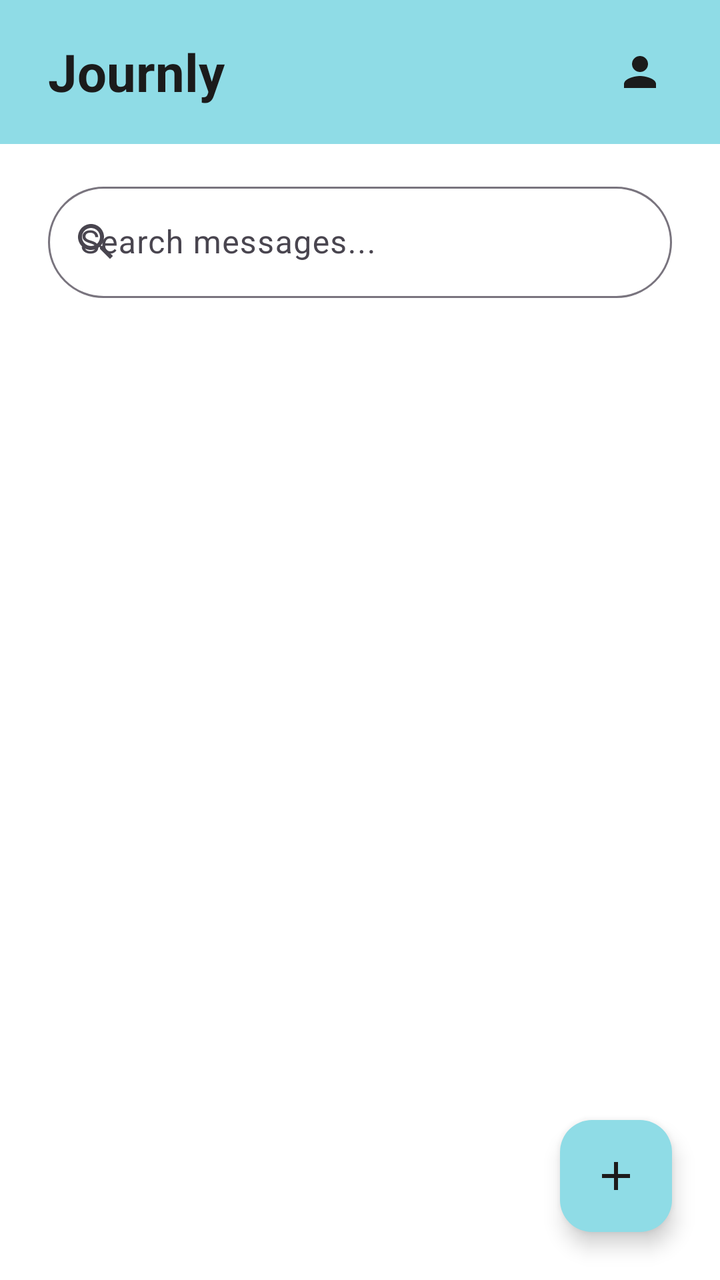
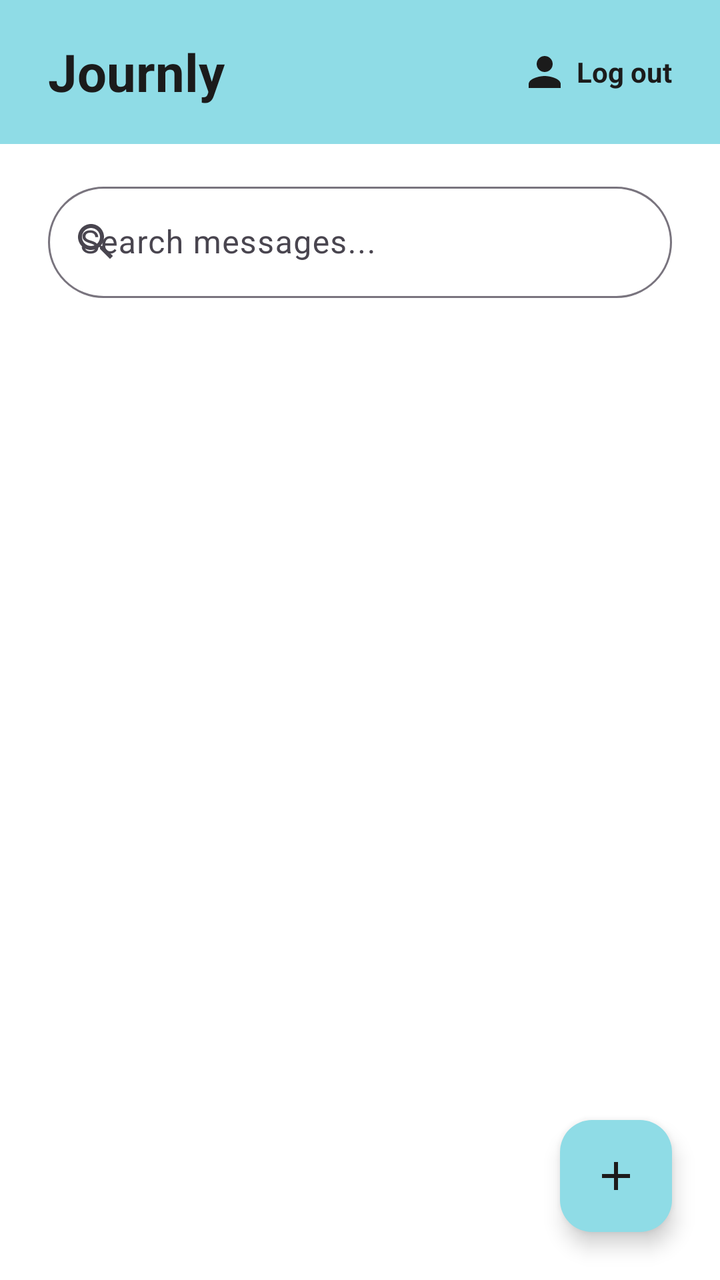

Before-and-after screenshots of an Android layout around one commit, followed by the original layout XML and the change that was made.
<!-- AndroidManifest.xml: application theme Theme.Journly -->
<!-- res/layout/activity_main.xml -->
<?xml version="1.0" encoding="utf-8"?>
<FrameLayout xmlns:android="http://schemas.android.com/apk/res/android"
    xmlns:app="http://schemas.android.com/apk/res-auto"
    android:id="@+id/root"
    android:layout_width="match_parent"
    android:layout_height="match_parent"
    android:background="#FFFFFF">

    <LinearLayout
        android:layout_width="match_parent"
        android:layout_height="match_parent"
        android:orientation="vertical">

        
        <LinearLayout
            android:id="@+id/header"
            android:layout_width="match_parent"
            android:layout_height="wrap_content"
            android:background="@color/journly_blue"
            android:gravity="center_vertical"
            android:orientation="horizontal"
            android:paddingHorizontal="16dp"
            android:paddingVertical="12dp">

            <ImageButton
                android:id="@+id/buttonCloseSelection"
                android:layout_width="48dp"
                android:layout_height="48dp"
                android:background="?attr/selectableItemBackgroundBorderless"
                android:contentDescription="Cancel selection"
                android:src="@drawable/ic_close"
                android:visibility="gone"
                app:tint="@color/journly_text" />

            <TextView
                android:id="@+id/textTitle"
                android:layout_width="0dp"
                android:layout_height="wrap_content"
                android:layout_marginStart="8dp"
                android:layout_weight="1"
                android:text="Journly"
                android:textColor="@color/journly_text"
                android:textSize="26sp"
                android:textStyle="bold" />

            <ImageButton
                android:id="@+id/buttonUploadSelected"
                android:layout_width="48dp"
                android:layout_height="48dp"
                android:background="?attr/selectableItemBackgroundBorderless"
                android:contentDescription="Upload selected messages"
                android:src="@drawable/ic_upload"
                android:visibility="gone"
                app:tint="@color/journly_text" />

            <ImageButton
                android:id="@+id/buttonDeleteSelected"
                android:layout_width="48dp"
                android:layout_height="48dp"
                android:background="?attr/selectableItemBackgroundBorderless"
                android:contentDescription="Delete selected messages"
                android:src="@drawable/ic_delete"
                android:visibility="gone"
                app:tint="@color/journly_text" />

            <ImageButton
                android:id="@+id/buttonProfile"
                android:layout_width="48dp"
                android:layout_height="48dp"
                android:background="?attr/selectableItemBackgroundBorderless"
                android:contentDescription="Log out"
                android:src="@drawable/ic_person"
                app:tint="@color/journly_text" />
        </LinearLayout>

        
        <com.google.android.material.textfield.TextInputLayout
            android:id="@+id/layoutSearch"
            android:layout_width="match_parent"
            android:layout_height="wrap_content"
            android:layout_marginHorizontal="24dp"
            android:layout_marginTop="16dp"
            android:hint="Search messages..."
            app:boxBackgroundMode="outline"
            app:boxCornerRadiusBottomEnd="28dp"
            app:boxCornerRadiusBottomStart="28dp"
            app:boxCornerRadiusTopEnd="28dp"
            app:boxCornerRadiusTopStart="28dp"
            app:startIconDrawable="@drawable/ic_search">

            <com.google.android.material.textfield.TextInputEditText
                android:id="@+id/editSearch"
                android:layout_width="match_parent"
                android:layout_height="wrap_content"
                android:imeOptions="actionSearch"
                android:inputType="text"
                android:maxLines="1" />
        </com.google.android.material.textfield.TextInputLayout>

        
        <androidx.recyclerview.widget.RecyclerView
            android:id="@+id/recyclerMessages"
            android:layout_width="match_parent"
            android:layout_height="0dp"
            android:layout_weight="1"
            android:clipToPadding="false"
            android:paddingHorizontal="16dp"
            android:paddingTop="8dp"
            android:paddingBottom="96dp" />
    </LinearLayout>

    
    <TextView
        android:id="@+id/textEmpty"
        android:layout_width="wrap_content"
        android:layout_height="wrap_content"
        android:layout_gravity="center"
        android:text="No messages yet. Tap + to write one."
        android:textColor="#5F5F5F"
        android:textSize="16sp"
        android:visibility="gone" />

    <com.google.android.material.floatingactionbutton.FloatingActionButton
        android:id="@+id/fabAdd"
        android:layout_width="wrap_content"
        android:layout_height="wrap_content"
        android:layout_gravity="bottom|end"
        android:layout_margin="24dp"
        android:backgroundTint="@color/journly_blue"
        android:contentDescription="New message"
        android:src="@drawable/ic_add"
        app:tint="@color/journly_text" />
</FrameLayout>
<!-- resources referenced by this layout -->
<resources>
  <color name="journly_blue">#8FDCE6</color>
  <color name="journly_text">#1B1B1B</color>
  <!-- drawable ic_add (drawable) -->
  <vector xmlns:android="http://schemas.android.com/apk/res/android" android:height="24dp" android:tint="#000000" android:viewportHeight="24" android:viewportWidth="24" android:width="24dp">
        
      <path android:fillColor="@android:color/white" android:pathData="M19,13h-6v6h-2v-6H5v-2h6V5h2v6h6v2z"/>
      
  </vector>
  <!-- drawable ic_close (drawable) -->
  <vector xmlns:android="http://schemas.android.com/apk/res/android" android:height="24dp" android:tint="#000000" android:viewportHeight="24" android:viewportWidth="24" android:width="24dp">
        
      <path android:fillColor="@android:color/white" android:pathData="M19,6.41L17.59,5 12,10.59 6.41,5 5,6.41 10.59,12 5,17.59 6.41,19 12,13.41 17.59,19 19,17.59 13.41,12z"/>
      
  </vector>
  <!-- drawable ic_delete (drawable) -->
  <vector xmlns:android="http://schemas.android.com/apk/res/android" android:height="24dp" android:tint="#000000" android:viewportHeight="24" android:viewportWidth="24" android:width="24dp">
        
      <path android:fillColor="@android:color/white" android:pathData="M6,19c0,1.1 0.9,2 2,2h8c1.1,0 2,-0.9 2,-2V7H6v12zM19,4h-3.5l-1,-1h-5l-1,1H5v2h14V4z"/>
      
  </vector>
  <!-- drawable ic_person (drawable) -->
  <vector xmlns:android="http://schemas.android.com/apk/res/android" android:height="24dp" android:tint="#000000" android:viewportHeight="24" android:viewportWidth="24" android:width="24dp">
        
      <path android:fillColor="@android:color/white" android:pathData="M12,12c2.21,0 4,-1.79 4,-4s-1.79,-4 -4,-4 -4,1.79 -4,4 1.79,4 4,4zM12,14c-2.67,0 -8,1.34 -8,4v2h16v-2c0,-2.66 -5.33,-4 -8,-4z"/>
      
  </vector>
  <!-- drawable ic_search (drawable) -->
  <vector xmlns:android="http://schemas.android.com/apk/res/android" android:height="24dp" android:tint="#000000" android:viewportHeight="24" android:viewportWidth="24" android:width="24dp">
        
      <path android:fillColor="@android:color/white" android:pathData="M15.5,14h-0.79l-0.28,-0.27C15.41,12.59 16,11.11 16,9.5 16,5.91 13.09,3 9.5,3S3,5.91 3,9.5 5.91,16 9.5,16c1.61,0 3.09,-0.59 4.23,-1.57l0.27,0.28v0.79l5,4.99L20.49,19l-4.99,-5zM9.5,14C7.01,14 5,11.99 5,9.5S7.01,5 9.5,5 14,7.01 14,9.5 11.99,14 9.5,14z"/>
      
  </vector>
  <!-- drawable ic_upload (drawable) -->
  <vector xmlns:android="http://schemas.android.com/apk/res/android" android:height="24dp" android:tint="#000000" android:viewportHeight="24" android:viewportWidth="24" android:width="24dp">
        
      <path android:fillColor="@android:color/white" android:pathData="M5,20h14v-2H5V20zM5,10h4v6h6v-6h4l-7,-7L5,10z"/>
      
  </vector>
  <style name="Theme.Journly" parent="Base.Theme.Journly" />
  <style name="Base.Theme.Journly" parent="Theme.Material3.DayNight.NoActionBar">
          
          
      </style>
</resources>

<!-- the commit's change to res/layout/activity_main.xml (unified diff, before → after) -->
@@ -63,14 +63,33 @@
                 android:visibility="gone"
                 app:tint="@color/journly_text" />
 
-            <ImageButton
+            <LinearLayout
                 android:id="@+id/buttonProfile"
-                android:layout_width="48dp"
+                android:layout_width="wrap_content"
                 android:layout_height="48dp"
                 android:background="?attr/selectableItemBackgroundBorderless"
-                android:contentDescription="Log out"
-                android:src="@drawable/ic_person"
-                app:tint="@color/journly_text" />
+                android:clickable="true"
+                android:focusable="true"
+                android:gravity="center_vertical"
+                android:orientation="horizontal"
+                android:paddingHorizontal="8dp">
+
+                <ImageView
+                    android:layout_width="24dp"
+                    android:layout_height="24dp"
+                    android:importantForAccessibility="no"
+                    android:src="@drawable/ic_person"
+                    app:tint="@color/journly_text" />
+
+                <TextView
+                    android:layout_width="wrap_content"
+                    android:layout_height="wrap_content"
+                    android:layout_marginStart="4dp"
+                    android:text="Log out"
+                    android:textColor="@color/journly_text"
+                    android:textSize="14sp"
+                    android:textStyle="bold" />
+            </LinearLayout>
         </LinearLayout>
 
         
